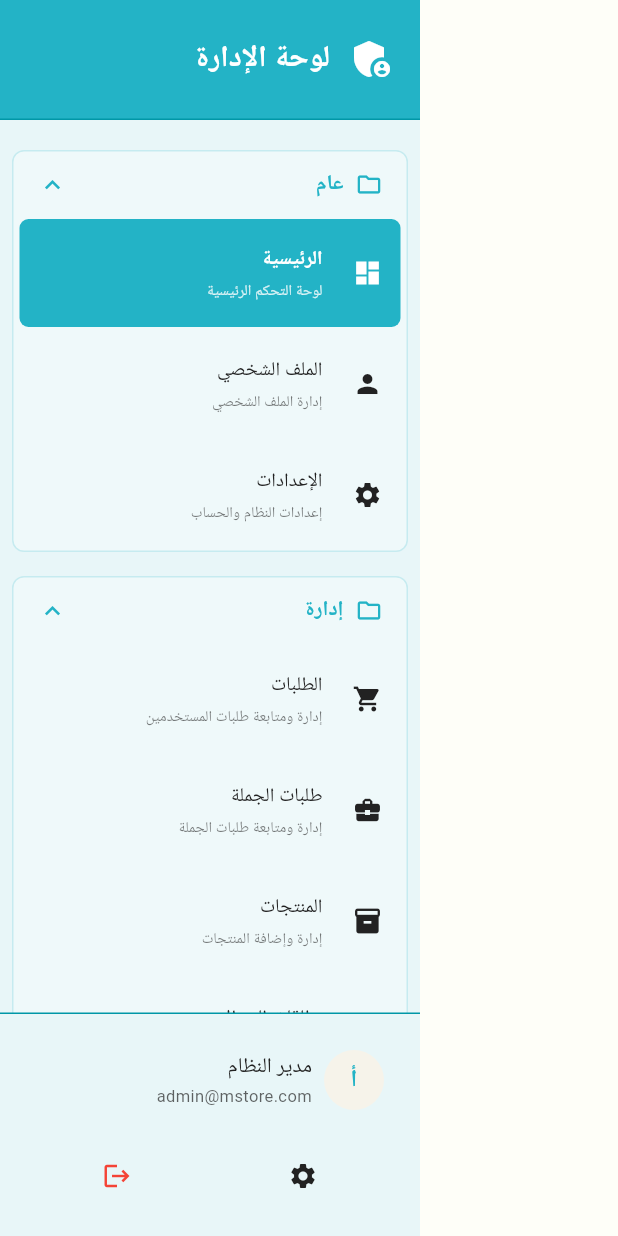
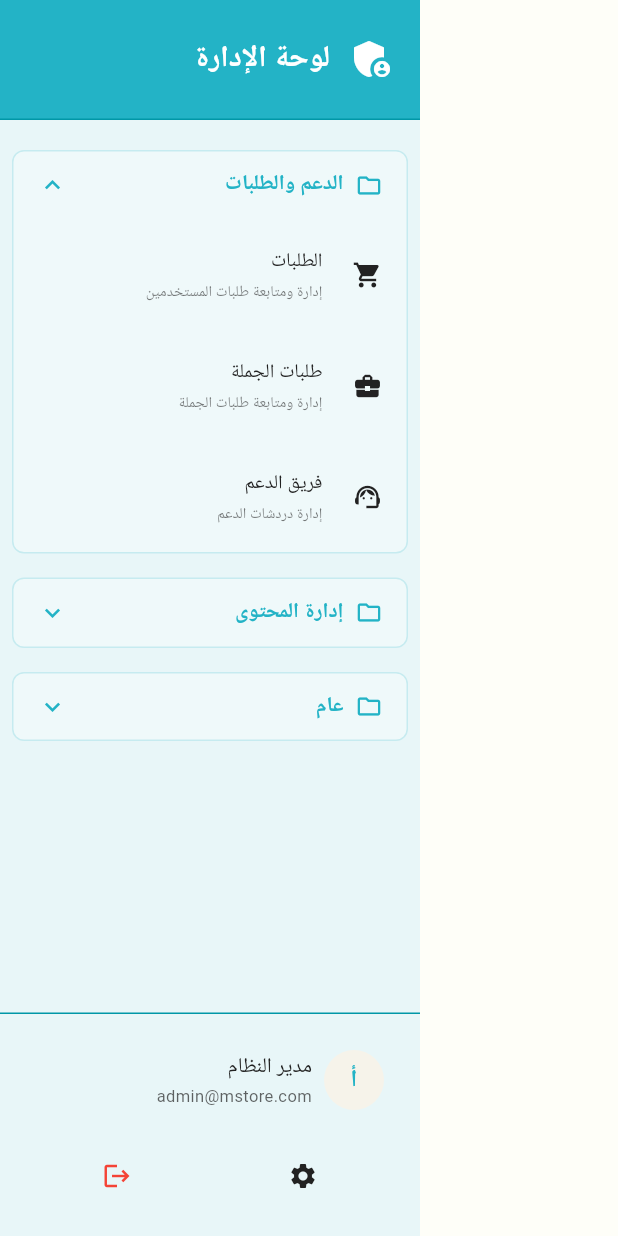
Before and after one commit to BILALalali/M-store, a Flutter app: the AdminSidebar widget shown alone on an empty page, opened directly with empty values, on a phone screen of 412 x 824 dp. Run offline on Flutter 3.47's test engine with Material 3 defaults, Android fonts, the phone set to English and light mode, and no system bars; our stand-ins replace flutter_dotenv, image_picker, supabase_flutter; missing offline and left inert: dart:html; accounts and stored records are empty; Roboto replaces fonts that are missing (Cairo).

Commit message:
FIX: sidebar

```diff
--- a/admin_panel/lib/presentation/widgets/admin_sidebar.dart
+++ b/admin_panel/lib/presentation/widgets/admin_sidebar.dart
@@ -30,9 +30,9 @@ class AdminSidebar extends StatefulWidget {
 
 class _AdminSidebarState extends State<AdminSidebar> {
   // حالة الأقسام القابلة للطي
-  bool _isGeneralExpanded = true;
-  bool _isManagementExpanded = true;
-  bool _isChatsExpanded = false;
+  bool _isGeneralExpanded = false;
+  bool _isManagementExpanded = false;
+  bool _isChatsExpanded = true;
 
   @override
   void initState() {
@@ -123,42 +123,11 @@ class _AdminSidebarState extends State<AdminSidebar> {
     return ListView(
       padding: const EdgeInsets.symmetric(vertical: 16),
       children: [
-        // قسم عام
+        // قسم الدعم والطلبات
         _buildCollapsibleSection(
-          title: 'عام',
-          isExpanded: _isGeneralExpanded,
-          onToggle: () =>
-              setState(() => _isGeneralExpanded = !_isGeneralExpanded),
-          children: [
-            _buildNavItem(
-              icon: Icons.dashboard,
-              title: 'الرئيسية',
-              subtitle: 'لوحة التحكم الرئيسية',
-              index: 0,
-            ),
-            _buildNavItem(
-              icon: Icons.person,
-              title: 'الملف الشخصي',
-              subtitle: 'إدارة الملف الشخصي',
-              index: 7,
-            ),
-            _buildNavItem(
-              icon: Icons.settings,
-              title: 'الإعدادات',
-              subtitle: 'إعدادات النظام والحساب',
-              index: 8,
-            ),
-          ],
-        ),
-
-        const SizedBox(height: 8),
-
-        // قسم إدارة
-        _buildCollapsibleSection(
-          title: 'إدارة',
-          isExpanded: _isManagementExpanded,
-          onToggle: () =>
-              setState(() => _isManagementExpanded = !_isManagementExpanded),
+          title: 'الدعم والطلبات',
+          isExpanded: _isChatsExpanded,
+          onToggle: () => setState(() => _isChatsExpanded = !_isChatsExpanded),
           children: [
             _buildNavItem(
               icon: Icons.shopping_cart,
@@ -172,6 +141,25 @@ class _AdminSidebarState extends State<AdminSidebar> {
               subtitle: 'إدارة ومتابعة طلبات الجملة',
               index: 2,
             ),
+            _buildNavItemWithNotification(
+              icon: Icons.support_agent,
+              title: 'فريق الدعم',
+              subtitle: 'إدارة دردشات الدعم',
+              index: 9,
+              notificationCount: widget.totalUnreadMessages,
+            ),
+          ],
+        ),
+
+        const SizedBox(height: 8),
+
+        // قسم إدارة المحتوى
+        _buildCollapsibleSection(
+          title: 'إدارة المحتوى',
+          isExpanded: _isManagementExpanded,
+          onToggle: () =>
+              setState(() => _isManagementExpanded = !_isManagementExpanded),
+          children: [
             _buildNavItem(
               icon: Icons.inventory,
               title: 'المنتجات',
@@ -201,18 +189,30 @@ class _AdminSidebarState extends State<AdminSidebar> {
 
         const SizedBox(height: 8),
 
-        // قسم الدردشات
+        // قسم عام
         _buildCollapsibleSection(
-          title: 'الدردشات',
-          isExpanded: _isChatsExpanded,
-          onToggle: () => setState(() => _isChatsExpanded = !_isChatsExpanded),
+          title: 'عام',
+          isExpanded: _isGeneralExpanded,
+          onToggle: () =>
+              setState(() => _isGeneralExpanded = !_isGeneralExpanded),
           children: [
-            _buildNavItemWithNotification(
-              icon: Icons.support_agent,
-              title: 'فريق الدعم',
-              subtitle: 'إدارة دردشات الدعم',
-              index: 9,
-              notificationCount: widget.totalUnreadMessages,
+            _buildNavItem(
+              icon: Icons.dashboard,
+              title: 'الرئيسية',
+              subtitle: 'لوحة التحكم الرئيسية',
+              index: 0,
+            ),
+            _buildNavItem(
+              icon: Icons.person,
+              title: 'الملف الشخصي',
+              subtitle: 'إدارة الملف الشخصي',
+              index: 7,
+            ),
+            _buildNavItem(
+              icon: Icons.settings,
+              title: 'الإعدادات',
+              subtitle: 'إعدادات النظام والحساب',
+              index: 8,
             ),
           ],
         ),
```
